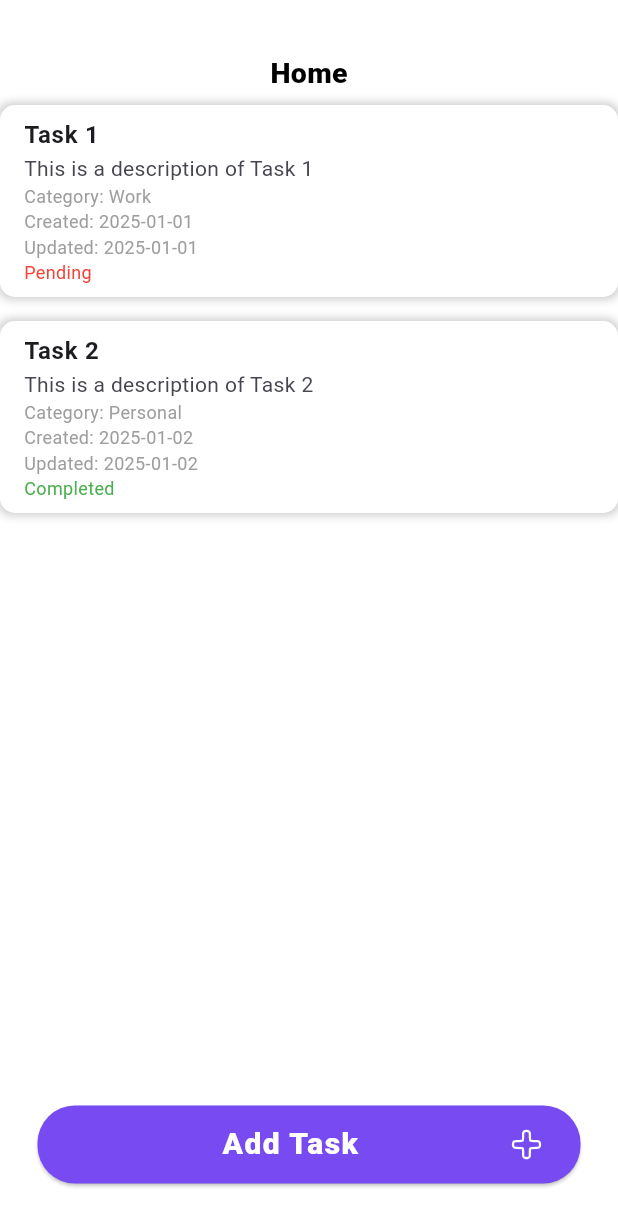
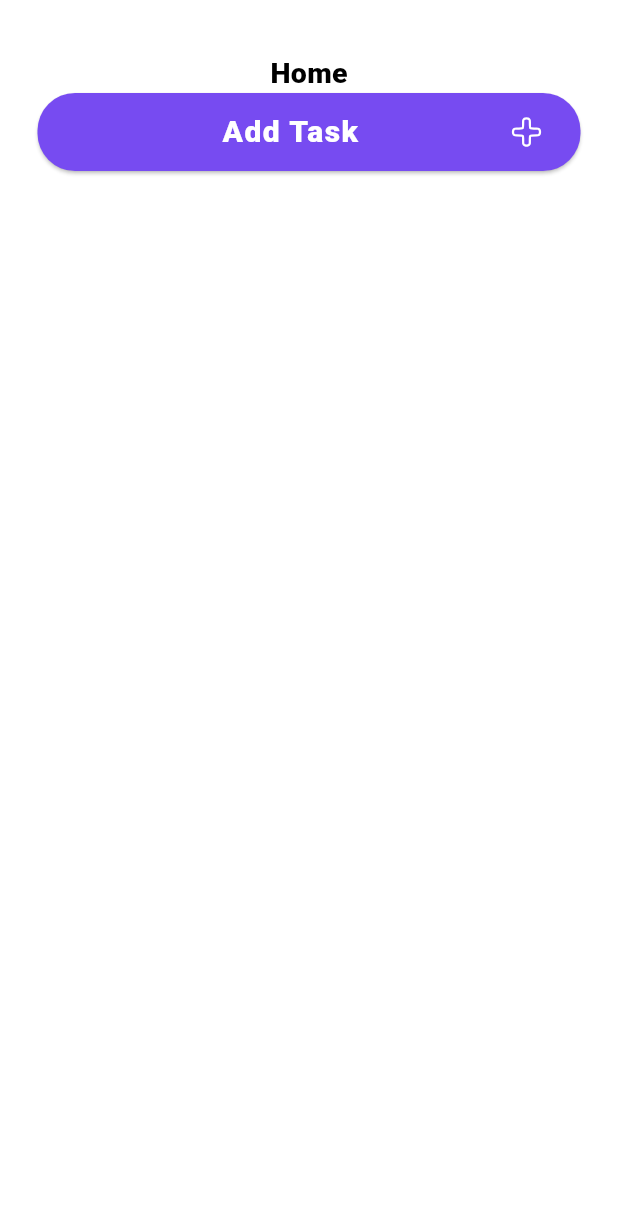
Before and after one commit to tinaamini/To-Do-List-with-Flutter, a Flutter app: the Home screen opened directly, on a phone screen of 412 x 824 dp. Shown: the top 1226 px of the screen. Run offline on Flutter 3.47's test engine with Material 3 defaults, Android fonts, the phone set to English and light mode, and no system bars; our stand-ins replace flutter_svg.

```diff
--- a/lib/screens/home.dart
+++ b/lib/screens/home.dart
@@ -16,24 +16,8 @@ class _HomeState extends State<Home> {
   void initState() {
     super.initState();
 
-    tasks.add(Task(
-      id: 1,
-      title: "Task 1",
-      description: "This is a description of Task 1",
-      isCompleted: false,
-      createdAt: "2025-01-01",
-      updatedAt: "2025-01-01",
-      category: Category(id: 1, name: "Work"),
-    ));
-    tasks.add(Task(
-      id: 2,
-      title: "Task 2",
-      description: "This is a description of Task 2",
-      isCompleted: true,
-      createdAt: "2025-01-02",
-      updatedAt: "2025-01-02",
-      category: Category(id: 2, name: "Personal"),
-    ));
+
+
   }
 
   @override
@@ -56,67 +40,7 @@ class _HomeState extends State<Home> {
                 ),
               ),
 
-              Expanded(
-                child: ListView.builder(
-                  itemCount: tasks.length,
-                  itemBuilder: (context, index) {
-                    Task task = tasks[index];
-                    return Padding(
-                      padding: const EdgeInsets.symmetric(vertical: 8.0),
-                      child: Container(
-                        decoration: BoxDecoration(
-                          color: Colors.white,
-                          borderRadius: BorderRadius.circular(10),
-                          boxShadow: [
-                            BoxShadow(
-                              color: Color(0xFFD1D1D1),
-                              blurRadius: 4,
-                              spreadRadius: 2,
-                            ),
-                          ],
-                        ),
-                        child: ListTile(
-                          title: Text(
-                            task.title,
-                            style: TextStyle(
-                              fontSize: 16,
-                              fontWeight: FontWeight.w600,
-                            ),
-                          ),
-                          subtitle: Column(
-                            crossAxisAlignment: CrossAxisAlignment.start,
-                            children: [
-                              Text(
-                                task.description,
-                                style: TextStyle(fontSize: 14),
-                              ),
-                              Text(
-                                'Category: ${task.category.name}',
-                                style: TextStyle(fontSize: 12, color: Colors.grey),
-                              ),
-                              Text(
-                                'Created: ${task.createdAt}',
-                                style: TextStyle(fontSize: 12, color: Colors.grey),
-                              ),
-                              Text(
-                                'Updated: ${task.updatedAt}',
-                                style: TextStyle(fontSize: 12, color: Colors.grey),
-                              ),
-                              Text(
-                                task.isCompleted ? 'Completed' : 'Pending',
-                                style: TextStyle(
-                                  fontSize: 12,
-                                  color: task.isCompleted ? Colors.green : Colors.red,
-                                ),
-                              ),
-                            ],
-                          ),
-                        ),
-                      ),
-                    );
-                  },
-                ),
-              ),
+
 
               Padding(
                 padding: const EdgeInsets.only(bottom: 35.0, left: 25.0, right: 25.0),
```
